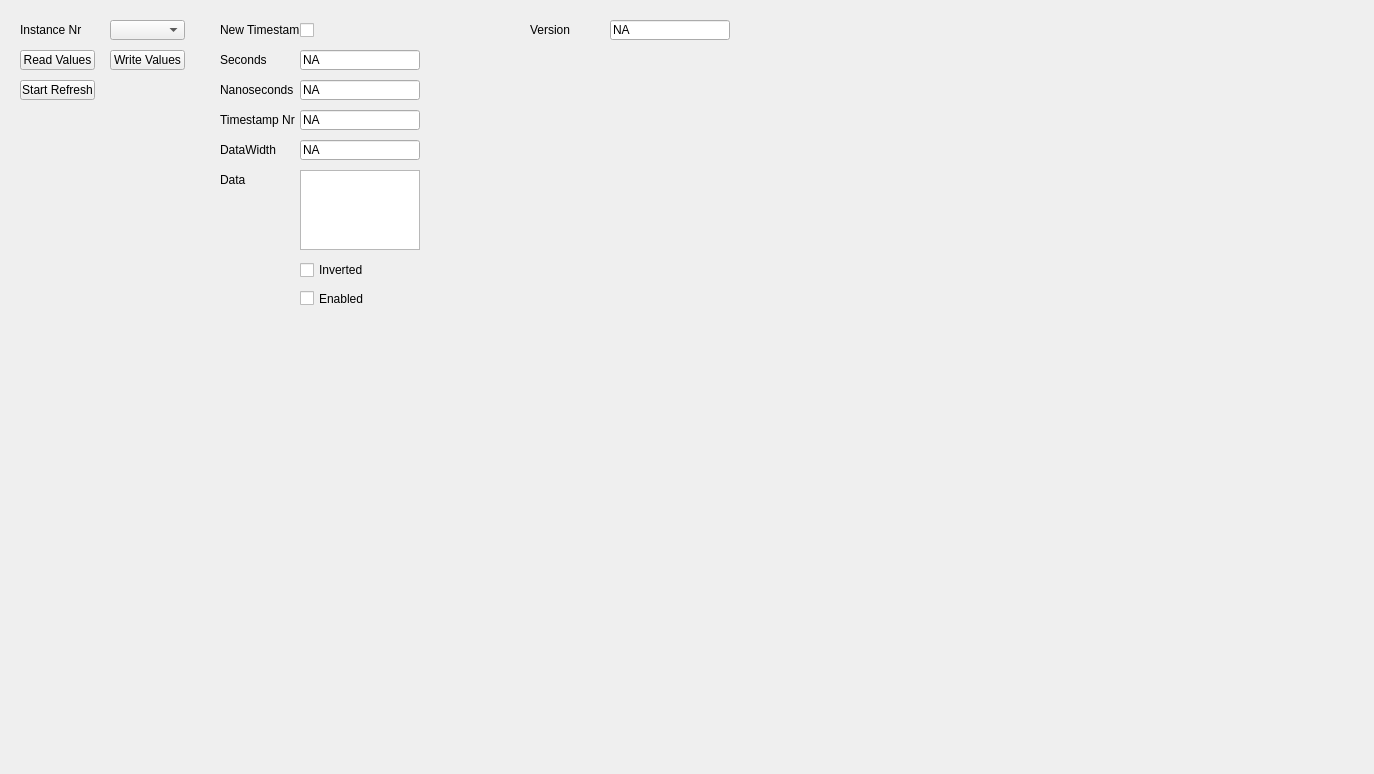
NetTimeLogic/UniversalConfigurationManager, file UCM/Library/UniversalConfigurationManager/ClkTsTab/Ucm_ClkTsTab.ui: the form before one commit.
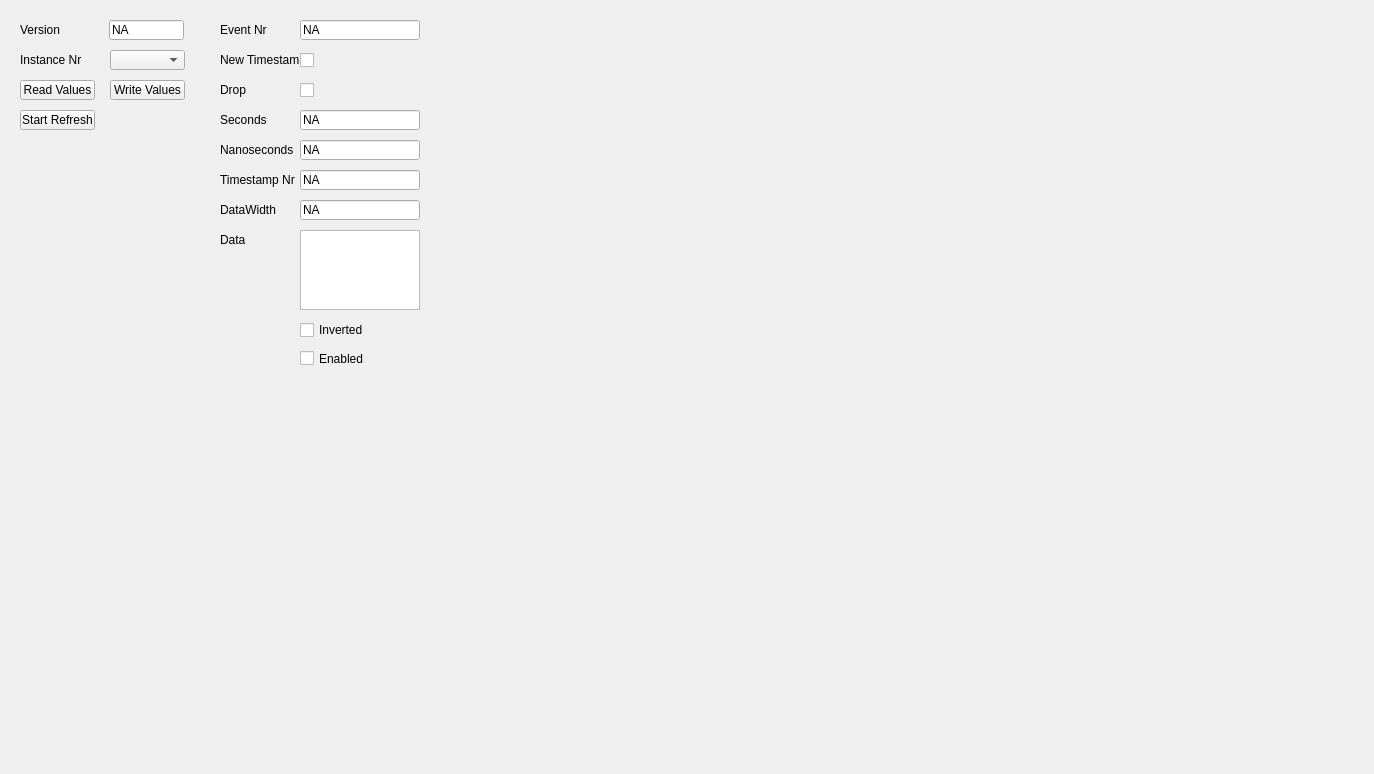
The form after the commit.

```diff
--- a/UCM/Library/UniversalConfigurationManager/ClkTsTab/Ucm_ClkTsTab.ui
+++ b/UCM/Library/UniversalConfigurationManager/ClkTsTab/Ucm_ClkTsTab.ui
@@ -17,7 +17,7 @@
    <property name="geometry">
     <rect>
      <x>300</x>
-     <y>170</y>
+     <y>230</y>
      <width>120</width>
      <height>80</height>
     </rect>
@@ -30,7 +30,7 @@
    <property name="geometry">
     <rect>
      <x>220</x>
-     <y>140</y>
+     <y>200</y>
      <width>80</width>
      <height>20</height>
     </rect>
@@ -42,7 +42,7 @@
   <widget class="QLabel" name="ClkTsVersionLabel">
    <property name="geometry">
     <rect>
-     <x>530</x>
+     <x>20</x>
      <y>20</y>
      <width>80</width>
      <height>20</height>
@@ -56,7 +56,7 @@
    <property name="geometry">
     <rect>
      <x>300</x>
-     <y>110</y>
+     <y>170</y>
      <width>120</width>
      <height>20</height>
     </rect>
@@ -72,7 +72,7 @@
    <property name="geometry">
     <rect>
      <x>20</x>
-     <y>20</y>
+     <y>50</y>
      <width>80</width>
      <height>20</height>
     </rect>
@@ -85,7 +85,7 @@
    <property name="geometry">
     <rect>
      <x>300</x>
-     <y>260</y>
+     <y>320</y>
      <width>80</width>
      <height>20</height>
     </rect>
@@ -107,7 +107,7 @@
    <property name="geometry">
     <rect>
      <x>300</x>
-     <y>20</y>
+     <y>50</y>
      <width>80</width>
      <height>20</height>
     </rect>
@@ -123,7 +123,7 @@
    <property name="geometry">
     <rect>
      <x>300</x>
-     <y>50</y>
+     <y>110</y>
      <width>120</width>
      <height>20</height>
     </rect>
@@ -141,9 +141,9 @@
    </property>
    <property name="geometry">
     <rect>
-     <x>610</x>
+     <x>109</x>
      <y>20</y>
-     <width>120</width>
+     <width>75</width>
      <height>20</height>
     </rect>
    </property>
@@ -158,7 +158,7 @@
    <property name="geometry">
     <rect>
      <x>300</x>
-     <y>140</y>
+     <y>200</y>
      <width>120</width>
      <height>20</height>
     </rect>
@@ -174,7 +174,7 @@
    <property name="geometry">
     <rect>
      <x>300</x>
-     <y>290</y>
+     <y>350</y>
      <width>80</width>
      <height>17</height>
     </rect>
@@ -187,7 +187,7 @@
    <property name="geometry">
     <rect>
      <x>220</x>
-     <y>50</y>
+     <y>110</y>
      <width>80</width>
      <height>20</height>
     </rect>
@@ -200,7 +200,7 @@
    <property name="geometry">
     <rect>
      <x>20</x>
-     <y>80</y>
+     <y>110</y>
      <width>75</width>
      <height>20</height>
     </rect>
@@ -213,7 +213,7 @@
    <property name="geometry">
     <rect>
      <x>110</x>
-     <y>20</y>
+     <y>50</y>
      <width>75</width>
      <height>20</height>
     </rect>
@@ -223,7 +223,7 @@
    <property name="geometry">
     <rect>
      <x>20</x>
-     <y>50</y>
+     <y>80</y>
      <width>75</width>
      <height>20</height>
     </rect>
@@ -236,7 +236,7 @@
    <property name="geometry">
     <rect>
      <x>220</x>
-     <y>80</y>
+     <y>140</y>
      <width>80</width>
      <height>20</height>
     </rect>
@@ -249,7 +249,7 @@
    <property name="geometry">
     <rect>
      <x>220</x>
-     <y>20</y>
+     <y>50</y>
      <width>80</width>
      <height>20</height>
     </rect>
@@ -262,7 +262,7 @@
    <property name="geometry">
     <rect>
      <x>110</x>
-     <y>50</y>
+     <y>80</y>
      <width>75</width>
      <height>20</height>
     </rect>
@@ -275,7 +275,7 @@
    <property name="geometry">
     <rect>
      <x>300</x>
-     <y>80</y>
+     <y>140</y>
      <width>120</width>
      <height>20</height>
     </rect>
@@ -291,7 +291,7 @@
    <property name="geometry">
     <rect>
      <x>220</x>
-     <y>110</y>
+     <y>170</y>
      <width>80</width>
      <height>20</height>
     </rect>
@@ -304,7 +304,7 @@
    <property name="geometry">
     <rect>
      <x>220</x>
-     <y>170</y>
+     <y>230</y>
      <width>80</width>
      <height>20</height>
     </rect>
@@ -313,6 +313,67 @@
     <string>Data</string>
    </property>
   </widget>
+  <widget class="QLineEdit" name="ClkTsEventNrValue">
+   <property name="geometry">
+    <rect>
+     <x>300</x>
+     <y>20</y>
+     <width>120</width>
+     <height>20</height>
+    </rect>
+   </property>
+   <property name="text">
+    <string>NA</string>
+   </property>
+   <property name="readOnly">
+    <bool>true</bool>
+   </property>
+  </widget>
+  <widget class="QLabel" name="ClkTsEventNrLabel">
+   <property name="geometry">
+    <rect>
+     <x>220</x>
+     <y>20</y>
+     <width>80</width>
+     <height>20</height>
+    </rect>
+   </property>
+   <property name="text">
+    <string>Event Nr</string>
+   </property>
+  </widget>
+  <widget class="QCheckBox" name="ClkTsDropCheckBox">
+   <property name="enabled">
+    <bool>true</bool>
+   </property>
+   <property name="geometry">
+    <rect>
+     <x>300</x>
+     <y>80</y>
+     <width>80</width>
+     <height>20</height>
+    </rect>
+   </property>
+   <property name="text">
+    <string/>
+   </property>
+   <property name="checkable">
+    <bool>true</bool>
+   </property>
+  </widget>
+  <widget class="QLabel" name="ClkTsDropLabel">
+   <property name="geometry">
+    <rect>
+     <x>220</x>
+     <y>80</y>
+     <width>80</width>
+     <height>20</height>
+    </rect>
+   </property>
+   <property name="text">
+    <string>Drop</string>
+   </property>
+  </widget>
  </widget>
  <resources/>
  <connections/>
```
